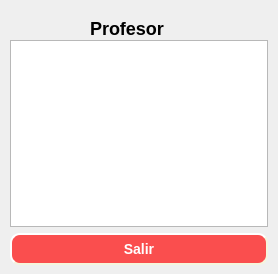
Santiago-Pinto/colorcraft, file availabilitycheckview.ui: the form before one commit.
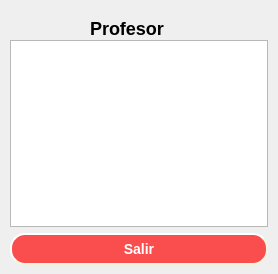
The form after the commit.

Diff of the .ui file:
```diff
--- a/availabilitycheckview.ui
+++ b/availabilitycheckview.ui
@@ -41,7 +41,7 @@
       background-color: rgb(250, 78, 78);
 	  border-style: outset;
 	  border-width: 2px;
-	  border-radius: 10px;
+	  border-radius: 15px;
 	  border-color: beige;
 	  font: bold 14px;
 	  color: white;
```
Left out of the diff: 2 changed lines with no effect on the pictures.
